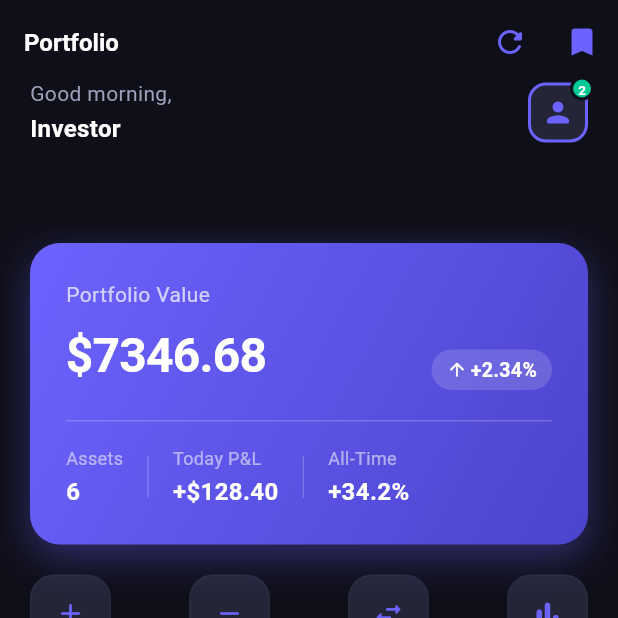
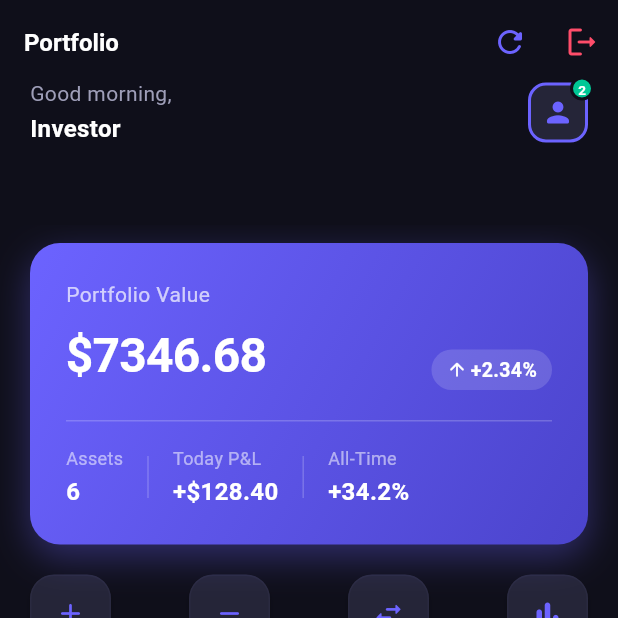
Before and after one commit to dalayhoailinh/flutter_roadmap_foundation, a Flutter app: the PortfolioPage screen opened by its route, on a phone screen of 412 x 824 dp, the top half of it. Run offline on Flutter 3.47's test engine with Material 3 defaults, Android fonts, the phone set to English and light mode, and no system bars; our stand-ins replace flutter_riverpod, go_router.

Commit message:
feat(portfolio): add logout action to SliverAppBar

```diff
--- a/lib/features/portfolio/presentation/pages/portfolio_page.dart
+++ b/lib/features/portfolio/presentation/pages/portfolio_page.dart
@@ -4,6 +4,7 @@ import 'package:go_router/go_router.dart';
 
 import '../../../../core/constants/app_colors.dart';
 import '../../../../core/constants/app_text_styles.dart';
+import '../../../auth/data/providers/auth_notifier.dart';
 import '../../../watchlist/data/providers/portfolio_provider.dart';
 import '../../domain/entities/asset.dart';
 import '../widgets/asset_list_item.dart';
@@ -39,11 +40,11 @@ class PortfolioPage extends ConsumerWidget {
               ),
               IconButton(
                 icon: const Icon(
-                  Icons.bookmark_outlined,
-                  color: AppColors.primary,
+                  Icons.logout_rounded,
+                  color: AppColors.negativeGain,
                 ),
                 onPressed: () {
-                  context.push('/watchlist');
+                  ref.read(authProvider.notifier).logout();
                 },
               ),
             ],
```
